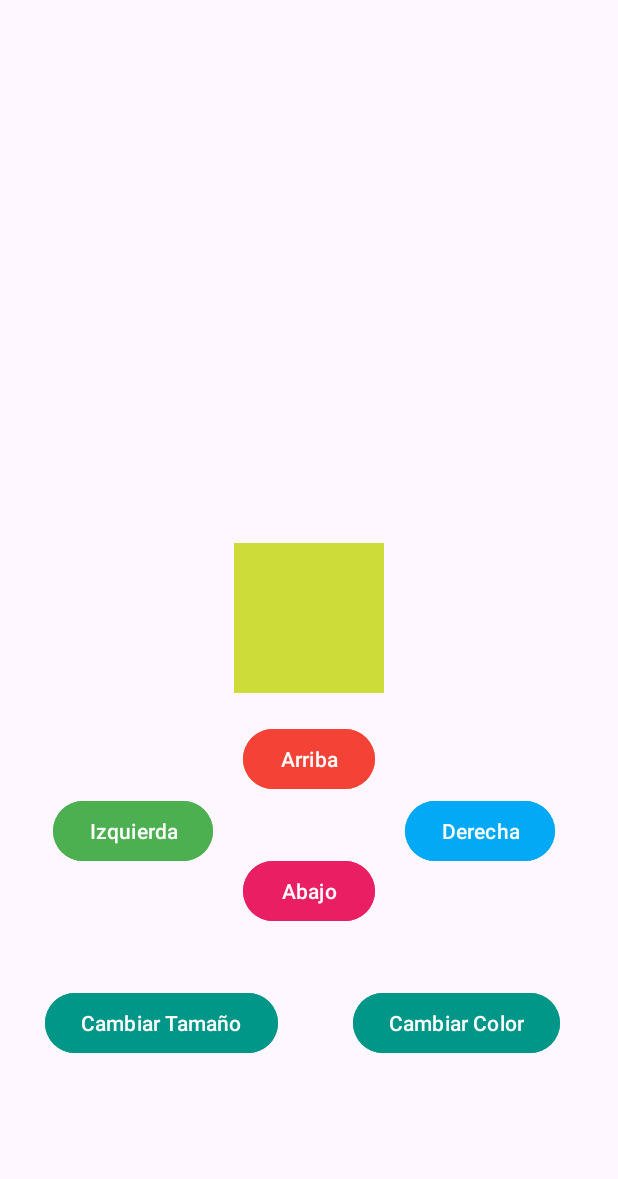
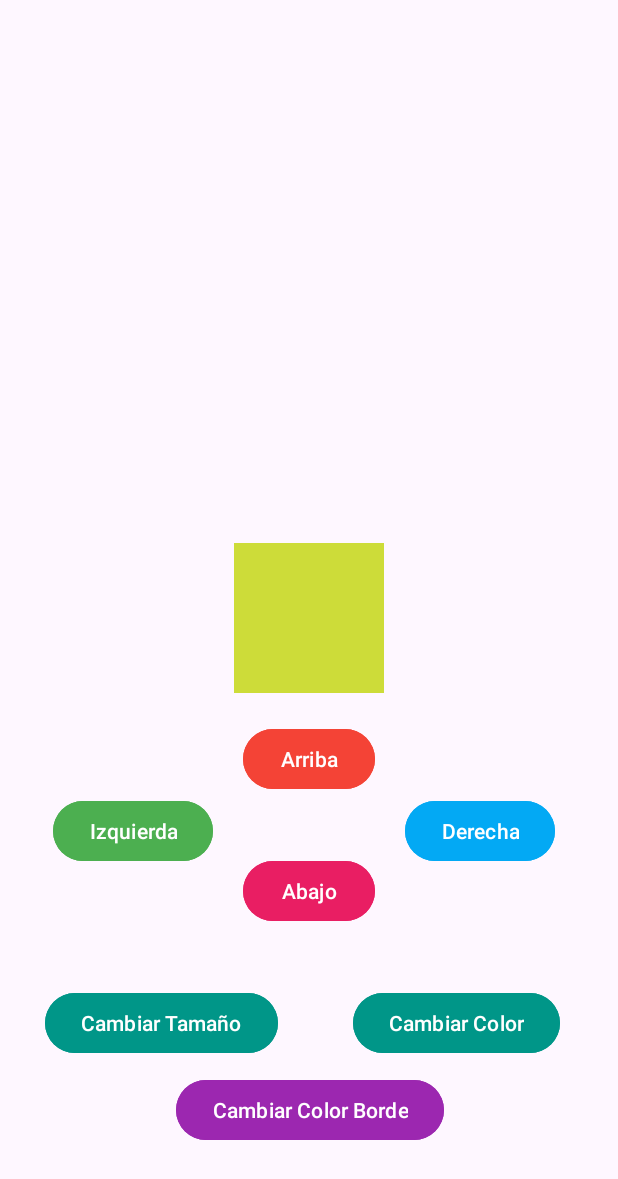
Before and after one commit to oscarfhdev/Programacion-Dispositivos-Moviles, an Android app: the screen it shows after launch (MainActivity), on a phone screen of 412 x 824 dp. Shown: the top 1179 px of the screen. Run offline under Robolectric (Android 15) with nearby library versions, the phone set to English and light mode, and no system bars.

Commit message:
CREATED TEMA1/Tetris/RectanguloConBordes.kt --> new class to be able to change the border color+

```diff
--- a/TEMA 1/Tetris/app/src/main/java/com/example/tetris/MainActivity.kt
+++ b/TEMA 1/Tetris/app/src/main/java/com/example/tetris/MainActivity.kt
@@ -24,6 +24,7 @@ class MainActivity : AppCompatActivity() {
             val btnDerecha: Button = findViewById(R.id.btnDerecha)
             val btnCambiarTamanio: Button = findViewById(R.id.btnCambiarTamanio)
             val btnCambiarColor: Button = findViewById(R.id.btnCambiarColor)
+            val btnCambiarColorBorde: Button = findViewById(R.id.btnCambiarColorBorde)
 
 
             val inicialX = rectanguloView.x.toInt()
@@ -32,11 +33,11 @@ class MainActivity : AppCompatActivity() {
             val inicialWidth = rectanguloView.width
             val inicialHeigth = rectanguloView.height
 
-            val rectangulo: Rectangulo = Rectangulo(
+            val rectangulo: RectanguloConBordes = RectanguloConBordes(
                 ContextCompat.getColor(this, R.color.cyan),
                 inicialWidth,
                 inicialHeigth
-            ).apply { x = inicialX; y = inicialY }
+            ).apply { x = inicialX; y = inicialY; bordeColor = ContextCompat.getColor(this@MainActivity, R.color.black) }
 
 
             btnArriba.setOnClickListener {
@@ -71,6 +72,11 @@ class MainActivity : AppCompatActivity() {
                 rectangulo.color = generarColorAleatorio()
                 actualizarVista(rectangulo, rectanguloView)
             }
+
+            btnCambiarColorBorde.setOnClickListener {
+                rectangulo.cambiarColorBorde(generarColorAleatorio())
+                actualizarVista(rectangulo, rectanguloView)
+            }
         }
     }
 
--- a/TEMA 1/Tetris/app/src/main/java/com/example/tetris/Rectangulo.kt
+++ b/TEMA 1/Tetris/app/src/main/java/com/example/tetris/Rectangulo.kt
@@ -1,6 +1,6 @@
 package com.example.tetris
 
-class Rectangulo(var color: Int, var ancho: Int, var alto: Int) {
+open class Rectangulo(var color: Int, var ancho: Int, var alto: Int) {
     // Coordenadas iniciales.Propiedades
     var x = 0
     var y = 0
--- /dev/null
+++ b/TEMA 1/Tetris/app/src/main/java/com/example/tetris/RectanguloConBordes.kt
@@ -0,0 +1,11 @@
+package com.example.tetris
+
+import android.graphics.Color
+
+class RectanguloConBordes(color: Int, ancho:Int, alto:Int, var bordeColor:Int= Color.BLACK):
+        Rectangulo(color, ancho, alto){
+
+        fun cambiarColorBorde(colorBorde: Int){
+            bordeColor = colorBorde;
+        }
+}
--- a/TEMA 1/Tetris/app/src/main/res/layout/activity_main.xml
+++ b/TEMA 1/Tetris/app/src/main/res/layout/activity_main.xml
@@ -6,6 +6,17 @@
     android:layout_width="match_parent"
     android:layout_height="match_parent"
     tools:context=".MainActivity">
+
+    <Button
+        android:id="@+id/btnCambiarColorBorde"
+        android:layout_width="wrap_content"
+        android:layout_height="wrap_content"
+        android:layout_below="@id/btnAbajo"
+        android:layout_marginLeft="-68dp"
+        android:layout_marginTop="98dp"
+        android:layout_toRightOf="@id/btnCambiarTamanio"
+        android:backgroundTint="#9C27B0"
+        android:text="Cambiar Color Borde" />
 
     <View
         android:id="@+id/rectangulo"
```
